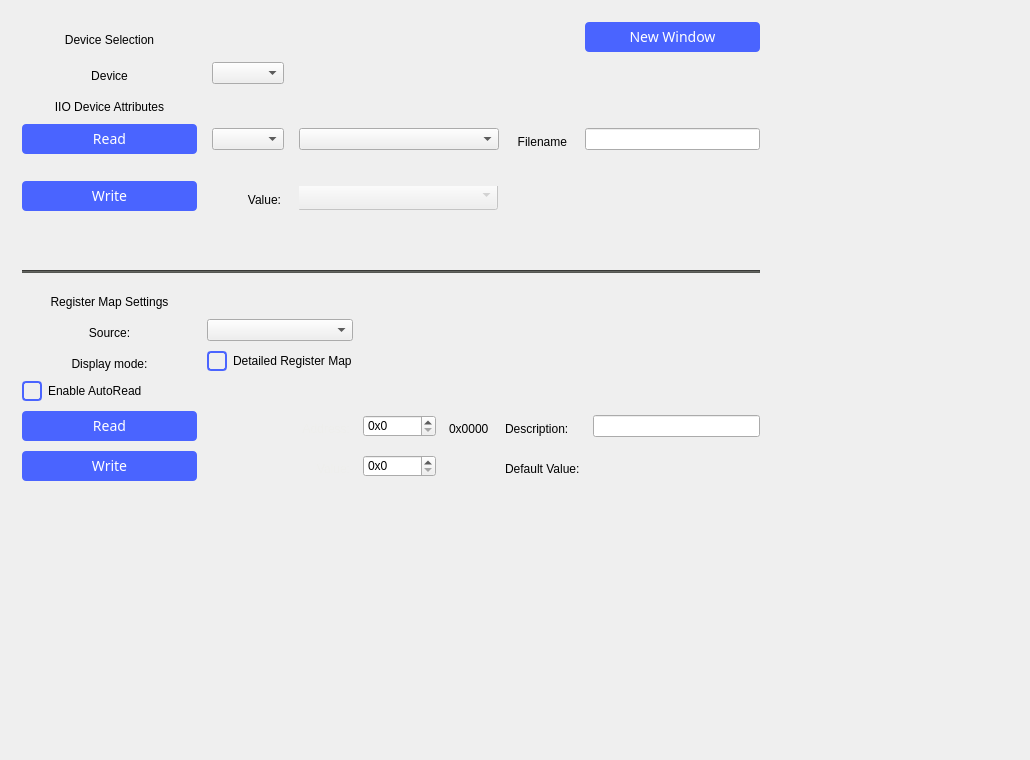
The window that ui/debugger.ui (analogdevicesinc/scopy) describes before a commit, drawn with Qt 5.
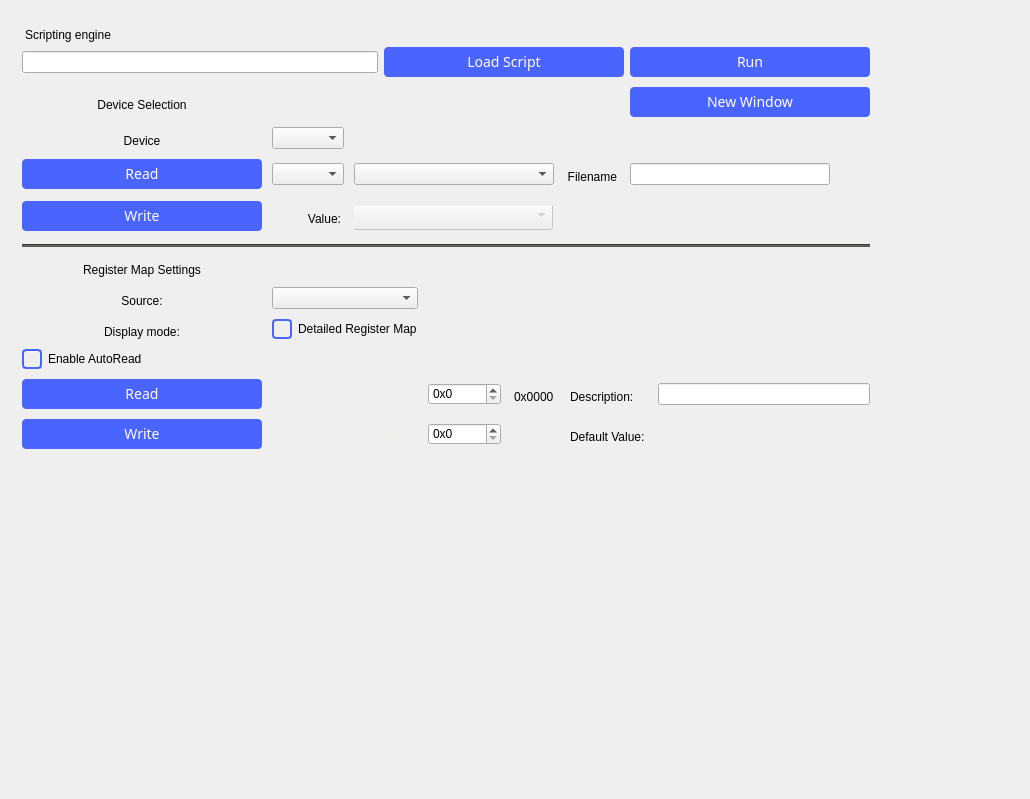
The same window after the commit. Custom widgets are drawn as their Qt base class.

Commit message: Debugger: Ui rework

```diff
--- a/ui/debugger.ui
+++ b/ui/debugger.ui
@@ -10,7 +10,7 @@
     <x>0</x>
     <y>0</y>
     <width>1030</width>
-    <height>760</height>
+    <height>799</height>
    </rect>
   </property>
   <property name="sizePolicy">
@@ -36,6 +36,11 @@
 {
   width: 175px;
   height: 30px;
+  min-height: 30px;
+  max-height: 30px;
+  min-width: 240px;
+  max-width: 240px;
+
   background-color: #4a64ff;
   border-radius: 4px;
 
@@ -124,7 +129,7 @@
       <item>
        <widget class="QWidget" name="container" native="true">
         <property name="sizePolicy">
-         <sizepolicy hsizetype="Expanding" vsizetype="Expanding">
+         <sizepolicy hsizetype="Preferred" vsizetype="Preferred">
           <horstretch>0</horstretch>
           <verstretch>0</verstretch>
          </sizepolicy>
@@ -133,9 +138,73 @@
          <string notr="true"/>
         </property>
         <layout class="QVBoxLayout" name="verticalLayout_7">
+         <property name="spacing">
+          <number>0</number>
+         </property>
          <property name="rightMargin">
           <number>9</number>
          </property>
+         <item>
+          <widget class="QLabel" name="label_2">
+           <property name="sizePolicy">
+            <sizepolicy hsizetype="Preferred" vsizetype="Fixed">
+             <horstretch>0</horstretch>
+             <verstretch>0</verstretch>
+            </sizepolicy>
+           </property>
+           <property name="text">
+            <string>Scripting engine </string>
+           </property>
+          </widget>
+         </item>
+         <item>
+          <widget class="QWidget" name="javascriptWidget" native="true">
+           <property name="sizePolicy">
+            <sizepolicy hsizetype="Preferred" vsizetype="Fixed">
+             <horstretch>0</horstretch>
+             <verstretch>0</verstretch>
+            </sizepolicy>
+           </property>
+           <layout class="QHBoxLayout" name="horizontalLayout">
+            <property name="leftMargin">
+             <number>0</number>
+            </property>
+            <property name="topMargin">
+             <number>5</number>
+            </property>
+            <property name="rightMargin">
+             <number>0</number>
+            </property>
+            <property name="bottomMargin">
+             <number>0</number>
+            </property>
+            <item>
+             <widget class="QLineEdit" name="scriptLocation">
+              <property name="text">
+               <string extracomment="location to javascript file"/>
+              </property>
+             </widget>
+            </item>
+            <item>
+             <widget class="QPushButton" name="loadButton">
+              <property name="text">
+               <string>Load Script</string>
+              </property>
+             </widget>
+            </item>
+            <item>
+             <widget class="QPushButton" name="runButton">
+              <property name="styleSheet">
+               <string notr="true"/>
+              </property>
+              <property name="text">
+               <string>Run</string>
+              </property>
+             </widget>
+            </item>
+           </layout>
+          </widget>
+         </item>
          <item>
           <widget class="QWidget" name="DebugWidget_Top" native="true">
            <property name="sizePolicy">
@@ -147,13 +216,13 @@
            <property name="minimumSize">
             <size>
              <width>0</width>
-             <height>100</height>
+             <height>0</height>
             </size>
            </property>
            <property name="styleSheet">
             <string notr="true"/>
            </property>
-           <layout class="QHBoxLayout" name="horizontalLayout_8">
+           <layout class="QVBoxLayout" name="verticalLayout">
             <property name="spacing">
              <number>0</number>
             </property>
@@ -173,21 +242,27 @@
              <number>0</number>
             </property>
             <item>
-             <layout class="QGridLayout" name="gridLayout_7" rowstretch="0,0,0,0,0,0,0,0">
+             <layout class="QGridLayout" name="gridLayout_7">
               <property name="sizeConstraint">
                <enum>QLayout::SetDefaultConstraint</enum>
               </property>
+              <property name="topMargin">
+               <number>10</number>
+              </property>
               <property name="bottomMargin">
                <number>10</number>
               </property>
-              <property name="horizontalSpacing">
-               <number>15</number>
-              </property>
-              <property name="verticalSpacing">
+              <property name="spacing">
                <number>10</number>
               </property>
-              <item row="6" column="1">
+              <item row="3" column="1">
                <widget class="QLabel" name="ValueLabel">
+                <property name="sizePolicy">
+                 <sizepolicy hsizetype="Preferred" vsizetype="Fixed">
+                  <horstretch>0</horstretch>
+                  <verstretch>0</verstretch>
+                 </sizepolicy>
+                </property>
                 <property name="layoutDirection">
                  <enum>Qt::LeftToRight</enum>
                 </property>
@@ -199,31 +274,14 @@
                 </property>
                </widget>
               </item>
-              <item row="3" column="0">
-               <widget class="QLabel" name="IIODeviceAttributesLabel">
-                <property name="text">
-                 <string>IIO Device Attributes</string>
-                </property>
-                <property name="alignment">
-                 <set>Qt::AlignCenter</set>
-                </property>
-               </widget>
-              </item>
-              <item row="7" column="0">
-               <spacer name="verticalSpacer_10">
-                <property name="orientation">
-                 <enum>Qt::Vertical</enum>
-                </property>
-                <property name="sizeHint" stdset="0">
-                 <size>
-                  <width>20</width>
-                  <height>40</height>
-                 </size>
-                </property>
-               </spacer>
-              </item>
-              <item row="2" column="0">
+              <item row="1" column="0">
                <widget class="QLabel" name="DeviceLabel">
+                <property name="sizePolicy">
+                 <sizepolicy hsizetype="Preferred" vsizetype="Fixed">
+                  <horstretch>0</horstretch>
+                  <verstretch>0</verstretch>
+                 </sizepolicy>
+                </property>
                 <property name="styleSheet">
                  <string notr="true"/>
                 </property>
@@ -235,28 +293,40 @@
                 </property>
                </widget>
               </item>
-              <item row="4" column="2">
+              <item row="2" column="2">
                <widget class="QComboBox" name="AttributeComboBox">
                 <property name="styleSheet">
                  <string notr="true"/>
                 </property>
                </widget>
               </item>
-              <item row="4" column="0">
+              <item row="2" column="0">
                <widget class="QPushButton" name="ReadButton">
+                <property name="sizePolicy">
+                 <sizepolicy hsizetype="Minimum" vsizetype="Fixed">
+                  <horstretch>0</horstretch>
+                  <verstretch>0</verstretch>
+                 </sizepolicy>
+                </property>
                 <property name="text">
                  <string>Read</string>
                 </property>
                </widget>
               </item>
-              <item row="4" column="1">
+              <item row="2" column="1">
                <widget class="QComboBox" name="ChannelComboBox"/>
               </item>
-              <item row="2" column="1">
+              <item row="1" column="1">
                <widget class="QComboBox" name="DevicecomboBox"/>
               </item>
-              <item row="4" column="3">
+              <item row="2" column="3">
                <widget class="QLabel" name="FilenameLabel">
+                <property name="sizePolicy">
+                 <sizepolicy hsizetype="Preferred" vsizetype="Fixed">
+                  <horstretch>0</horstretch>
+                  <verstretch>0</verstretch>
+                 </sizepolicy>
+                </property>
                 <property name="styleSheet">
                  <string notr="true"/>
                 </property>
@@ -268,55 +338,7 @@
                 </property>
                </widget>
               </item>
-              <item row="0" column="0">
-               <widget class="QLabel" name="DeviceSelectionLabel">
-                <property name="styleSheet">
-                 <string notr="true"/>
-                </property>
-                <property name="text">
-                 <string>Device Selection</string>
-                </property>
-                <property name="alignment">
-                 <set>Qt::AlignCenter</set>
-                </property>
-               </widget>
-              </item>
-              <item row="6" column="0">
-               <widget class="QPushButton" name="WriteButton">
-                <property name="text">
-                 <string>Write</string>
-                </property>
-               </widget>
-              </item>
-              <item row="4" column="4">
-               <widget class="QLineEdit" name="filenameLineEdit">
-                <property name="sizePolicy">
-                 <sizepolicy hsizetype="Expanding" vsizetype="Fixed">
-                  <horstretch>0</horstretch>
-                  <verstretch>0</verstretch>
-                 </sizepolicy>
-                </property>
-                <property name="minimumSize">
-                 <size>
-                  <width>0</width>
-                  <height>0</height>
-                 </size>
-                </property>
-                <property name="maximumSize">
-                 <size>
-                  <width>200</width>
-                  <height>16777215</height>
-                 </size>
-                </property>
-                <property name="styleSheet">
-                 <string notr="true"/>
-                </property>
-                <property name="readOnly">
-                 <bool>true</bool>
-                </property>
-               </widget>
-              </item>
-              <item row="6" column="2">
+              <item row="3" column="2">
                <widget class="QStackedWidget" name="valueStackedWidget">
                 <property name="enabled">
                  <bool>false</bool>
@@ -380,22 +402,6 @@
                 </widget>
                </widget>
               </item>
-              <item row="5" column="0">
-               <spacer name="verticalSpacer_11">
-                <property name="orientation">
-                 <enum>Qt::Vertical</enum>
-                </property>
-                <property name="sizeType">
-                 <enum>QSizePolicy::Fixed</enum>
-                </property>
-                <property name="sizeHint" stdset="0">
-                 <size>
-                  <width>20</width>
-                  <height>15</height>
-                 </size>
-                </property>
-               </spacer>
-              </item>
               <item row="0" column="4">
                <widget class="QPushButton" name="newWindowButton">
                 <property name="text">
@@ -403,6 +409,60 @@
                 </property>
                </widget>
               </item>
+              <item row="0" column="0">
+               <widget class="QLabel" name="DeviceSelectionLabel">
+                <property name="sizePolicy">
+                 <sizepolicy hsizetype="Preferred" vsizetype="Fixed">
+                  <horstretch>0</horstretch>
+                  <verstretch>0</verstretch>
+                 </sizepolicy>
+                </property>
+                <property name="styleSheet">
+                 <string notr="true"/>
+                </property>
+                <property name="text">
+                 <string>Device Selection</string>
+                </property>
+                <property name="alignment">
+                 <set>Qt::AlignCenter</set>
+                </property>
+               </widget>
+              </item>
+              <item row="3" column="0">
+               <widget class="QPushButton" name="WriteButton">
+                <property name="text">
+                 <string>Write</string>
+                </property>
+               </widget>
+              </item>
+              <item row="2" column="4">
+               <widget class="QLineEdit" name="filenameLineEdit">
+                <property name="sizePolicy">
+                 <sizepolicy hsizetype="Expanding" vsizetype="Fixed">
+                  <horstretch>0</horstretch>
+                  <verstretch>0</verstretch>
+                 </sizepolicy>
+                </property>
+                <property name="minimumSize">
+                 <size>
+                  <width>0</width>
+                  <height>0</height>
+                 </size>
+                </property>
+                <property name="maximumSize">
+                 <size>
+                  <width>200</width>
+                  <height>16777215</height>
+                 </size>
+                </property>
+                <property name="styleSheet">
+                 <string notr="true"/>
+                </property>
+                <property name="readOnly">
+                 <bool>true</bool>
+                </property>
+               </widget>
+              </item>
              </layout>
             </item>
            </layout>
@@ -457,20 +517,26 @@
                <number>10</number>
               </property>
               <property name="bottomMargin">
-               <number>0</number>
+               <number>10</number>
               </property>
               <property name="spacing">
                <number>10</number>
               </property>
-              <item row="3" column="1">
+              <item row="2" column="1">
                <widget class="QCheckBox" name="detailedRegMapCheckBox">
                 <property name="text">
                  <string>Detailed Register Map</string>
                 </property>
                </widget>
               </item>
-              <item row="6" column="1">
+              <item row="4" column="1">
                <widget class="QLabel" name="addressLabel">
+                <property name="sizePolicy">
+                 <sizepolicy hsizetype="Preferred" vsizetype="Fixed">
+                  <horstretch>0</horstretch>
+                  <verstretch>0</verstretch>
+                 </sizepolicy>
+                </property>
                 <property name="styleSheet">
                  <string notr="true">color: rgb(238, 238, 236);</string>
                 </property>
@@ -482,18 +548,30 @@
                 </property>
                </widget>
               </item>
-              <item row="6" column="3">
+              <item row="4" column="3">
                <widget class="QLabel" name="addressHexLabel">
+                <property name="sizePolicy">
+                 <sizepolicy hsizetype="Preferred" vsizetype="Fixed">
+                  <horstretch>0</horstretch>
+                  <verstretch>0</verstretch>
+                 </sizepolicy>
+                </property>
                 <property name="text">
                  <string>0x0000</string>
                 </property>
                </widget>
               </item>
-              <item row="2" column="1">
+              <item row="1" column="1">
                <widget class="QComboBox" name="sourceComboBox"/>
               </item>
-              <item row="1" column="0">
+              <item row="0" column="0">
                <widget class="QLabel" name="regMapSettingsLabel">
+                <property name="sizePolicy">
+                 <sizepolicy hsizetype="Preferred" vsizetype="Fixed">
+                  <horstretch>0</horstretch>
+                  <verstretch>0</verstretch>
+                 </sizepolicy>
+                </property>
                 <property name="text">
                  <string>Register Map Settings</string>
                 </property>
@@ -502,8 +580,14 @@
                 </property>
                </widget>
               </item>
-              <item row="3" column="0">
+              <item row="2" column="0">
                <widget class="QLabel" name="displayModeLabel">
+                <property name="sizePolicy">
+                 <sizepolicy hsizetype="Preferred" vsizetype="Fixed">
+                  <horstretch>0</horstretch>
+                  <verstretch>0</verstretch>
+                 </sizepolicy>
+                </property>
                 <property name="text">
                  <string>Display mode:</string>
                 </property>
@@ -512,14 +596,20 @@
                 </property>
                </widget>
               </item>
-              <item row="9" column="3">
+              <item row="5" column="3">
                <widget class="QLabel" name="valueHexLabel">
+                <property name="sizePolicy">
+                 <sizepolicy hsizetype="Preferred" vsizetype="Fixed">
+                  <horstretch>0</horstretch>
+                  <verstretch>0</verstretch>
+                 </sizepolicy>
+                </property>
                 <property name="text">
                  <string>&lt;value&gt;</string>
                 </property>
                </widget>
               </item>
-              <item row="6" column="2">
+              <item row="4" column="2">
                <widget class="QSpinBox" name="addressSpinBox">
                 <property name="prefix">
                  <string>0x</string>
@@ -535,28 +625,40 @@
                 </property>
                </widget>
               </item>
-              <item row="6" column="0">
+              <item row="4" column="0">
                <widget class="QPushButton" name="readRegPushButton">
                 <property name="text">
                  <string>Read</string>
                 </property>
                </widget>
               </item>
-              <item row="6" column="4">
+              <item row="4" column="4">
                <widget class="QLabel" name="descriptionLabel">
+                <property name="sizePolicy">
+                 <sizepolicy hsizetype="Preferred" vsizetype="Fixed">
+                  <horstretch>0</horstretch>
+                  <verstretch>0</verstretch>
+                 </sizepolicy>
+                </property>
                 <property name="text">
                  <string>Description:</string>
                 </property>
                </widget>
               </item>
-              <item row="9" column="4">
+              <item row="5" column="4">
                <widget class="QLabel" name="defaultValueLabel">
+                <property name="sizePolicy">
+                 <sizepolicy hsizetype="Preferred" vsizetype="Fixed">
+                  <horstretch>0</horstretch>
+                  <verstretch>0</verstretch>
+                 </sizepolicy>
+                </property>
                 <property name="text">
                  <string>Default Value:</string>
                 </property>
                </widget>
               </item>
-              <item row="9" column="2">
+              <item row="5" column="2">
                <widget class="QSpinBox" name="valueSpinBox">
                 <property name="prefix">
                  <string>0x</string>
@@ -569,7 +671,7 @@
                 </property>
                </widget>
               </item>
-              <item row="4" column="0">
+              <item row="3" column="0">
                <widget class="QCheckBox" name="enableAutoReadCheckBox">
                 <property name="layoutDirection">
                  <enum>Qt::LeftToRight</enum>
@@ -579,15 +681,21 @@
                 </property>
                </widget>
               </item>
-              <item row="9" column="0">
+              <item row="5" column="0">
                <widget class="QPushButton" name="writeRegPushButton">
                 <property name="text">
                  <string>Write</string>
                 </property>
                </widget>
               </item>
-              <item row="9" column="1">
+              <item row="5" column="1">
                <widget class="QLabel" name="label">
+                <property name="sizePolicy">
+                 <sizepolicy hsizetype="Preferred" vsizetype="Fixed">
+                  <horstretch>0</horstretch>
+                  <verstretch>0</verstretch>
+                 </sizepolicy>
+                </property>
                 <property name="styleSheet">
                  <string notr="true">color: rgb(238, 238, 236);</string>
                 </property>
@@ -599,8 +707,14 @@
                 </property>
                </widget>
               </item>
-              <item row="2" column="0">
+              <item row="1" column="0">
                <widget class="QLabel" name="sourceLabel">
+                <property name="sizePolicy">
+                 <sizepolicy hsizetype="Preferred" vsizetype="Fixed">
+                  <horstretch>0</horstretch>
+                  <verstretch>0</verstretch>
+                 </sizepolicy>
+                </property>
                 <property name="text">
                  <string>Source:</string>
                 </property>
@@ -609,7 +723,7 @@
                 </property>
                </widget>
               </item>
-              <item row="6" column="5">
+              <item row="4" column="5">
                <widget class="QLineEdit" name="descriptionLineEdit">
                 <property name="minimumSize">
                  <size>
@@ -671,10 +785,13 @@
            <property name="orientation">
             <enum>Qt::Vertical</enum>
            </property>
+           <property name="sizeType">
+            <enum>QSizePolicy::MinimumExpanding</enum>
+           </property>
            <property name="sizeHint" stdset="0">
             <size>
-             <width>20</width>
-             <height>40</height>
+             <width>0</width>
+             <height>5</height>
             </size>
            </property>
           </spacer>
```
Left out of the diff: 8 changed lines with no effect on the pictures. The commit also changes 1 other file.
